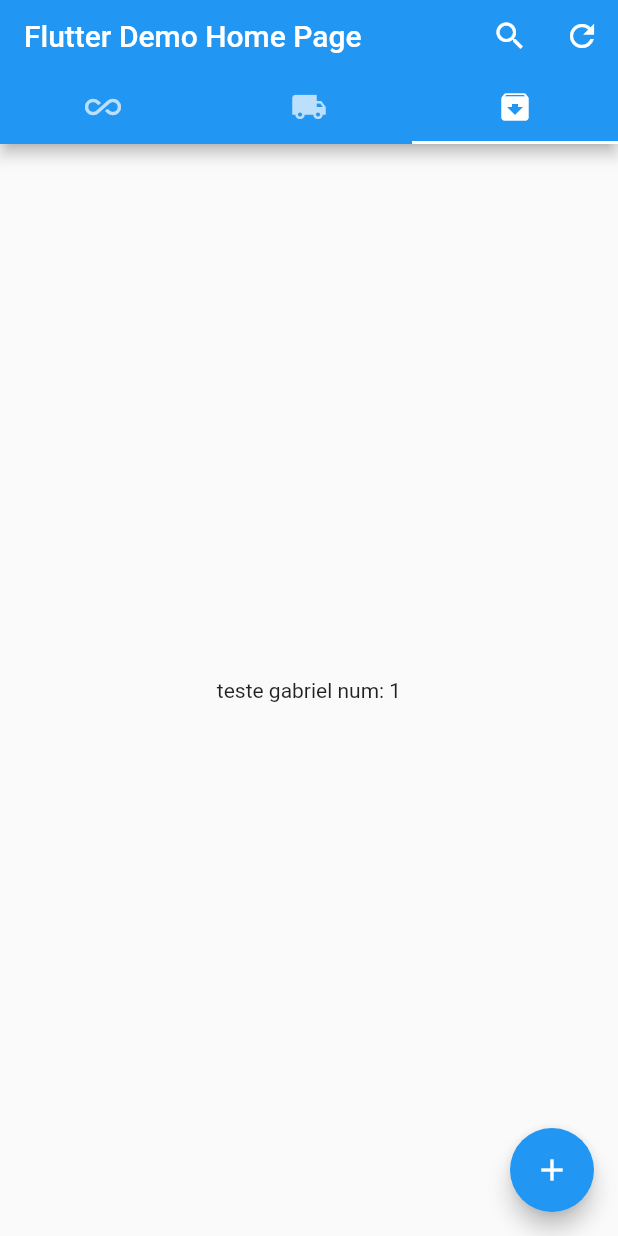
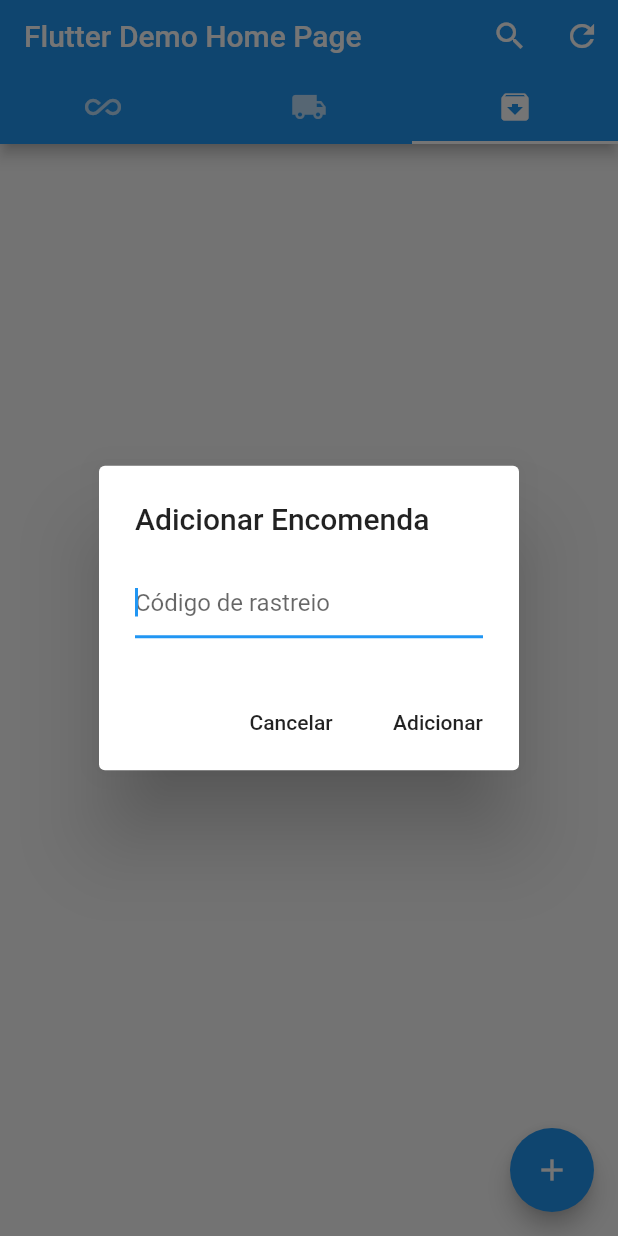
Before and after one commit to gabriel-secchi/meu_correios, a Flutter app: the screen it shows after launch, tab 3 chosen, after a tap on the "add" icon, on a phone screen of 412 x 824 dp. Run offline on Flutter 3.47's test engine with Material 2 defaults, Android fonts, the phone set to English and light mode, and no system bars; our stand-ins replace sqflite; accounts and stored records are empty.

```diff
--- /dev/null
+++ b/lib/components/addPackage.dart
@@ -0,0 +1,41 @@
+import 'package:flutter/material.dart';
+import 'package:meu_correios/services/rastreio.dart';
+
+class AddPackage {
+
+  static dialog(BuildContext context) async {
+
+    TextEditingController _tfDescricaoController = TextEditingController();
+    TextEditingController _tfCodigoController = TextEditingController();
+
+    return showDialog(
+      context: context,
+      builder: (contextDialog) {
+        return AlertDialog(
+          title: Text('Adicionar Encomenda'),
+          content: TextField(
+            controller: _tfCodigoController,
+            decoration: InputDecoration(hintText: "Código de rastreio"),
+            autofocus: true,
+          ),
+          actions: <Widget>[
+            new FlatButton(
+              child: new Text('Cancelar'),
+              onPressed: () {
+                Navigator.of(contextDialog).pop();
+              },
+            ),
+            new FlatButton(
+              child: new Text('Adicionar'),
+              onPressed: () {
+                Navigator.of(contextDialog).pop();
+                Rastreio.rastrearUm(context, _textFieldController.text);
+              },
+            )
+          ],
+        );
+      }
+    );
+  }
+
+}
--- a/lib/components/app_bar_component.dart
+++ b/lib/components/app_bar_component.dart
@@ -1,9 +1,11 @@
 import 'package:flutter/material.dart';
+import 'package:meu_correios/domain/dao/Package.DAO.dart';
+import 'package:meu_correios/domain/models/Package.dart';
 import 'package:meu_correios/services/rastreio.dart';
 
 class AppBarComponent extends StatefulWidget implements PreferredSizeWidget {
   String textTitle;
-  TabBar bottom;
+  PreferredSizeWidget bottom;
   final void Function(String) filerCallback;
 
   AppBarComponent({
@@ -126,8 +128,10 @@ class _AppBarComponentState extends State<AppBarComponent> with SingleTickerProv
         ),
         IconButton(
           icon: Icon(Icons.refresh),
-          onPressed: () => setState (() {
-            Rastreio.rastrearUm("");
+          onPressed: () => setState (() async {
+            //atualizar status das encomendas
+            var teste = await PackageDAO.getInstance().selectAllRows(Package.newInstace());
+            String a = "asd";
           }),
         ),
       ],
--- a/lib/domain/dao/Package.DAO.dart
+++ b/lib/domain/dao/Package.DAO.dart
@@ -9,4 +9,8 @@ class PackageDAO extends CustomDAO<Package> {
     return this._table;
   }
 
+  static CustomDAO getInstance() {
+    return new PackageDAO();
+  }
+
 }
--- a/lib/domain/database/DBHelper.dart
+++ b/lib/domain/database/DBHelper.dart
@@ -37,7 +37,7 @@ class DBHelper {
 
   Future _onCreate(Database db, int version) async {
     await db.execute(
-      "CREATE TABLE Package (codigo TEXT NOT NULL, servico TEXT NULL)"
+      "CREATE TABLE Package (codigo TEXT NOT NULL, descricao TEXT NOT NULL, servico TEXT NULL)"
     );
   }
 }
--- a/lib/domain/database/interfaces/i_mapper.dart
+++ b/lib/domain/database/interfaces/i_mapper.dart
@@ -1,5 +1,6 @@
 class IMapper {
 
   Map<String, dynamic> toMap() {}
+  IMapper fromMappedJson(Map<String, dynamic> objJson) {}
 
 }
--- a/lib/domain/models/Package.dart
+++ b/lib/domain/models/Package.dart
@@ -1,22 +1,38 @@
+import 'dart:convert';
+
 import 'package:meu_correios/domain/database/interfaces/i_mapper.dart';
 import 'package:meu_correios/domain/models/Historic.dart';
 
 class Package implements IMapper {
   String codigo;
+  String descricao;
   String servico;
   List<Historic> historico;
 
   Package({
     this.codigo,
+    this.descricao,
     this.servico,
     this.historico,
   });
+
+  static Package newInstace() {
+    return new Package();
+  }
 
   @override
   Map<String, dynamic> toMap() {
     return {
       'codigo': codigo,
+      'descricao': descricao,
       'servico': servico,
     };
   }
+
+  @override
+  IMapper fromMappedJson(Map<String, dynamic> objJson) {
+    this.codigo = objJson['codigo'];
+    this.servico = objJson['servico'];
+    return this;
+  }
 }
--- a/lib/main.dart
+++ b/lib/main.dart
@@ -2,7 +2,9 @@
 import 'dart:developer';
 
 import 'package:flutter/material.dart';
+import 'package:meu_correios/components/addPackage.dart';
 import 'package:meu_correios/components/app_bar_component.dart';
+import 'package:meu_correios/services/customSnackBar.dart';
 
 void main() => runApp(MyApp());
 
@@ -30,9 +32,7 @@ class MyHomePage extends StatefulWidget {
 }
 
 
-
 class _MyHomePageState extends State<MyHomePage> with SingleTickerProviderStateMixin {
-  int _count = 0;
 
   onFilterChange(String asd) {
     setState(() {
@@ -63,17 +63,25 @@ class _MyHomePageState extends State<MyHomePage> with SingleTickerProviderStateM
               Icon(Icons.directions_car),
               Icon(Icons.directions_transit),
               Scaffold(
-                body: Center (child: Text("teste gabriel num: $_count"),),
-                floatingActionButton: FloatingActionButton(
-                  onPressed: () => setState(() {
-                    _count++;
-                  }),
-                  tooltip: 'Increment Counter',
-                  child: Icon(Icons.add),
-                ),
+                body: Center (child: Text("teste gabriel "),),
               )
             ],
           ),
+
+          floatingActionButton: new Builder(
+            builder: (BuildContext ctxActionButtom) {
+              return new FloatingActionButton(
+                tooltip: "Adicionar encomenta",
+                child: Icon(Icons.add),
+                onPressed: ()   => setState(() {
+                  AddPackage.dialog(ctxActionButtom);
+                  //CustomSnackBar.showSuccess(ctxActionButtom, "teste");
+                }),
+              );
+            },
+          ),
+
+
         ),
       ),
     );
```
Also changed, not shown: lib/domain/dao/Custom.DAO.dart (+13 -0 lines), lib/services/customSnackBar.dart (added, +32 -0 lines), lib/services/rastreio.dart (+28 -14 lines).
